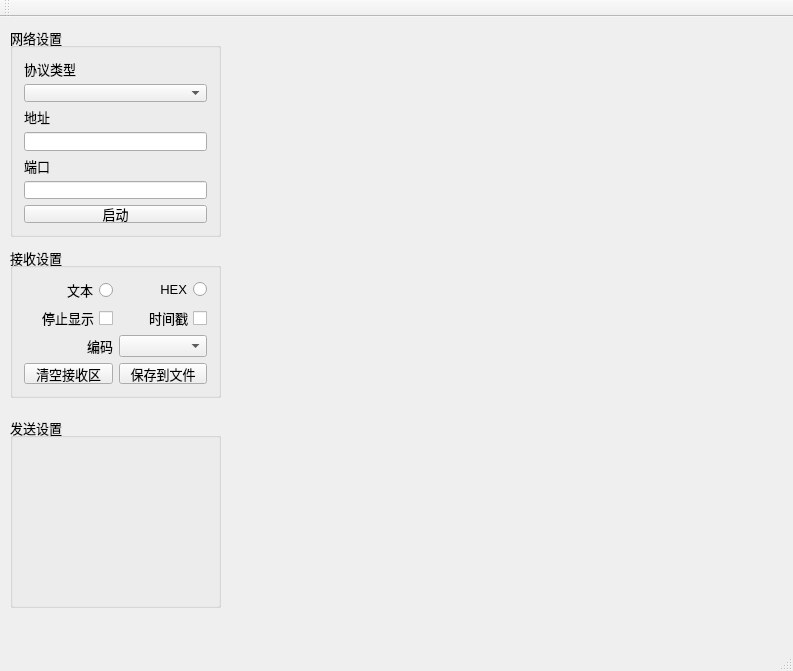
652436962/Network_Assistant, file main_window.ui: the form before one commit.
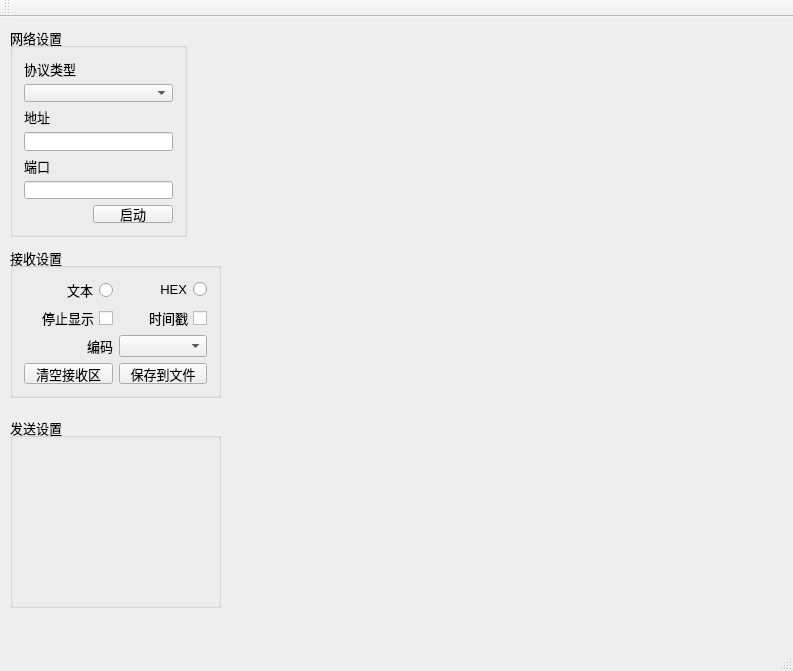
The form after the commit. Custom widgets are drawn as their Qt base class.

Commit message: LED窗口制作完成

The edit to the form file:
```diff
--- a/main_window.ui
+++ b/main_window.ui
@@ -24,7 +24,7 @@
      <rect>
       <x>10</x>
       <y>10</y>
-      <width>211</width>
+      <width>177</width>
       <height>210</height>
      </rect>
     </property>
@@ -36,8 +36,8 @@
     <property name="title">
      <string>网络设置</string>
     </property>
-    <layout class="QVBoxLayout" name="verticalLayout">
-     <item>
+    <layout class="QGridLayout" name="gridLayout_2">
+     <item row="0" column="0" colspan="2">
       <widget class="QLabel" name="label_ProtocolType">
        <property name="font">
         <font>
@@ -49,16 +49,7 @@
        </property>
       </widget>
      </item>
-     <item>
-      <widget class="QComboBox" name="comboBox_ProtocolType">
-       <property name="font">
-        <font>
-         <pointsize>10</pointsize>
-        </font>
-       </property>
-      </widget>
-     </item>
-     <item>
+     <item row="2" column="0">
       <widget class="QLabel" name="label_Address">
        <property name="font">
         <font>
@@ -70,7 +61,7 @@
        </property>
       </widget>
      </item>
-     <item>
+     <item row="3" column="0" colspan="3">
       <widget class="QLineEdit" name="lineEdit_Address">
        <property name="font">
         <font>
@@ -79,7 +70,7 @@
        </property>
       </widget>
      </item>
-     <item>
+     <item row="4" column="0">
       <widget class="QLabel" name="label_Port">
        <property name="font">
         <font>
@@ -91,7 +82,7 @@
        </property>
       </widget>
      </item>
-     <item>
+     <item row="5" column="0" colspan="3">
       <widget class="QLineEdit" name="lineEdit_Port">
        <property name="font">
         <font>
@@ -100,7 +91,7 @@
        </property>
       </widget>
      </item>
-     <item>
+     <item row="6" column="2">
       <widget class="QPushButton" name="pushButton_Start">
        <property name="font">
         <font>
@@ -112,6 +103,31 @@
        </property>
       </widget>
      </item>
+     <item row="6" column="1">
+      <widget class="LED_Widget" name="led" native="true">
+       <property name="minimumSize">
+        <size>
+         <width>24</width>
+         <height>24</height>
+        </size>
+       </property>
+       <property name="maximumSize">
+        <size>
+         <width>24</width>
+         <height>24</height>
+        </size>
+       </property>
+      </widget>
+     </item>
+     <item row="1" column="0" colspan="3">
+      <widget class="QComboBox" name="comboBox_ProtocolType">
+       <property name="font">
+        <font>
+         <pointsize>10</pointsize>
+        </font>
+       </property>
+      </widget>
+     </item>
     </layout>
    </widget>
    <widget class="QGroupBox" name="groupBox_ReceiveSettings">
@@ -267,6 +283,14 @@
   <widget class="QStatusBar" name="statusBar"/>
  </widget>
  <layoutdefault spacing="6" margin="11"/>
+ <customwidgets>
+  <customwidget>
+   <class>LED_Widget</class>
+   <extends>QWidget</extends>
+   <header>led_widget.h</header>
+   <container>1</container>
+  </customwidget>
+ </customwidgets>
  <resources/>
  <connections/>
 </ui>
```
The commit also changes 4 other files.
